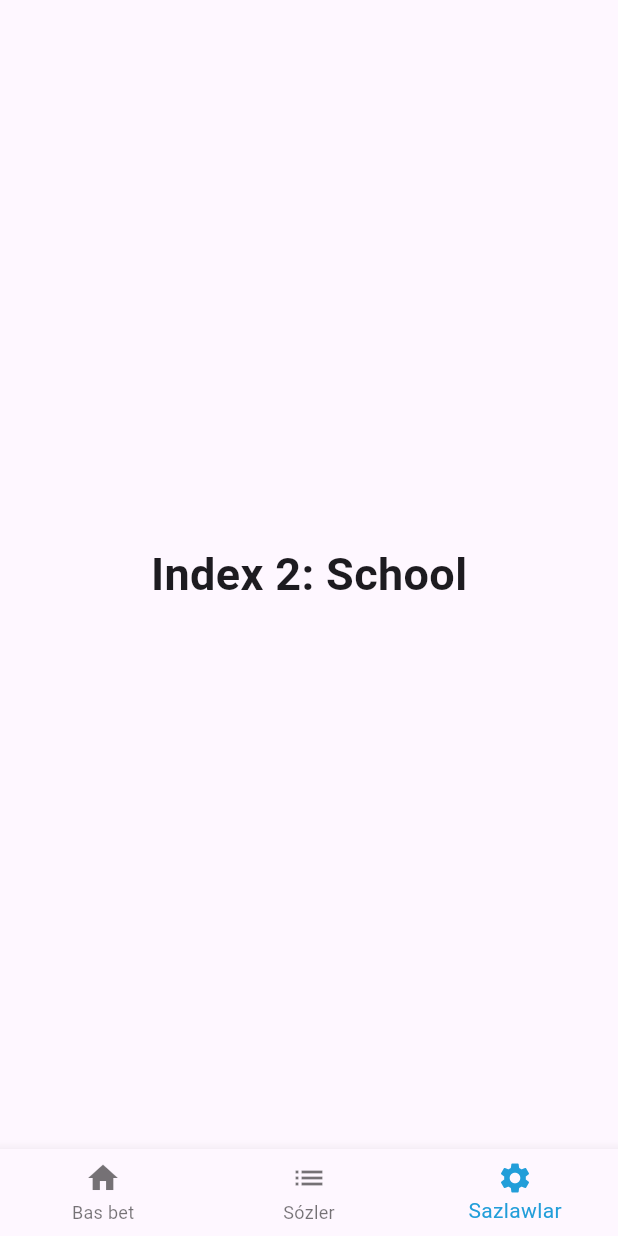
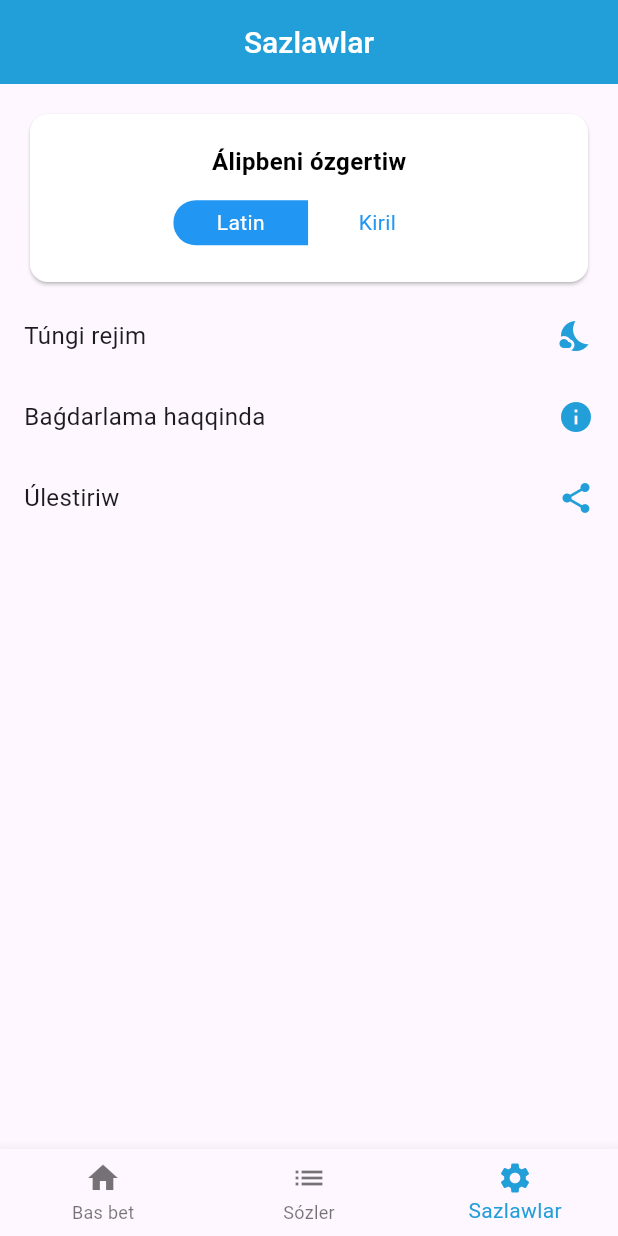
Before and after one commit to atabekkr/tusindirme_sozlik_flutter, a Flutter app: the screen it shows after launch, item 3 of the bottom bar chosen, on a phone screen of 412 x 824 dp. Run offline on Flutter 3.47's test engine with Material 3 defaults, Android fonts, the phone set to English and light mode, and no system bars; our stand-ins replace bloc, flutter_bloc; network calls fail.

Commit message:
settings screen done

```diff
--- /dev/null
+++ b/devtools_options.yaml
@@ -0,0 +1 @@
+extensions:
--- /dev/null
+++ b/lib/home/presentation/settings/settings_screen.dart
@@ -0,0 +1,61 @@
+import 'package:flutter/material.dart';
+import 'package:tusindirme_sozlik_flutter/design/colors/colors.dart';
+import 'package:tusindirme_sozlik_flutter/home/presentation/settings/widgets/change_font_card.dart';
+
+class SettingsScreen extends StatelessWidget {
+  const SettingsScreen({super.key});
+
+  @override
+  Widget build(BuildContext context) {
+    return Scaffold(
+      appBar: AppBar(
+        centerTitle: true,
+        backgroundColor: primaryColor,
+        title: const Text("Sazlawlar",
+            style: TextStyle(
+                color: Colors.white,
+                fontWeight: FontWeight.w500,
+                fontSize: 20))
+        ),
+      body: Container(
+        padding: const EdgeInsets.all(16),
+        child: const Column(
+          crossAxisAlignment: CrossAxisAlignment.start,
+          children: [
+            ChangeFontCard(),
+            SizedBox(height: 20),
+            Row(
+              mainAxisAlignment: MainAxisAlignment.spaceBetween,
+              children: [
+                Text("Túngi rejim",
+                    style:
+                        TextStyle(fontSize: 16, fontWeight: FontWeight.w400)),
+                Icon(Icons.nights_stay, color: primaryColor)
+              ],
+            ),
+            SizedBox(height: 30),
+            Row(
+              mainAxisAlignment: MainAxisAlignment.spaceBetween,
+              children: [
+                Text("Baǵdarlama haqqinda",
+                    style:
+                        TextStyle(fontSize: 16, fontWeight: FontWeight.w400)),
+                Icon(Icons.info, color: primaryColor)
+              ],
+            ),
+            SizedBox(height: 30),
+            Row(
+              mainAxisAlignment: MainAxisAlignment.spaceBetween,
+              children: [
+                Text("Úlestiriw",
+                    style:
+                        TextStyle(fontSize: 16, fontWeight: FontWeight.w400)),
+                Icon(Icons.share, color: primaryColor)
+              ],
+            )
+          ],
+        ),
+      ),
+    );
+  }
+}
--- /dev/null
+++ b/lib/home/presentation/settings/widgets/change_font_card.dart
@@ -0,0 +1,95 @@
+import 'package:flutter/material.dart';
+
+class ChangeFontCard extends StatefulWidget {
+  const ChangeFontCard({super.key});
+
+  @override
+  State<ChangeFontCard> createState() => _ChangeFontCardState();
+}
+
+class _ChangeFontCardState extends State<ChangeFontCard> {
+  @override
+  Widget build(BuildContext context) {
+    return SizedBox(
+      height: 120,
+      width: double.infinity,
+      child: Card(
+        color: Colors.white,
+        clipBehavior: Clip.hardEdge,
+        child: Container(
+          padding: const EdgeInsets.all(20),
+          child: Column(
+            children: [
+              const Text("Álipbeni ózgertiw",
+                  style: TextStyle(
+                      color: Colors.black,
+                      fontSize: 16,
+                      fontWeight: FontWeight.bold)),
+              const SizedBox(height: 10),
+              selectFont()
+            ]
+          )
+        ),
+      ),
+    );
+  }
+
+  final List<bool> _isSelected = [false, true];
+
+  Widget selectFont() {
+    return Expanded(
+      child: Container(
+        decoration: BoxDecoration(
+            border: Border.all(color: Colors.white),
+            borderRadius: BorderRadius.circular(30)),
+        width: 185,
+        height: 30,
+        child: ToggleButtons(
+            borderColor: Colors.transparent,
+            selectedBorderColor: Colors.transparent,
+            isSelected: _isSelected,
+            fillColor: Colors.transparent,
+            highlightColor: Colors.transparent,
+            children: [
+              Container(
+                  decoration: BoxDecoration(
+                      borderRadius: const BorderRadius.only(
+                          topLeft: Radius.circular(30),
+                          bottomLeft: Radius.circular(30)),
+                      color: _isSelected[0] ? Colors.white : Colors.blue),
+                  width: 90,
+                  height: 30,
+                  alignment: Alignment.center,
+                  child: Text("Latin",
+                      style: TextStyle(
+                          color:
+                              _isSelected[0] ? Colors.blue : Colors.white))),
+              Container(
+                  decoration: BoxDecoration(
+                      borderRadius: const BorderRadius.only(
+                          topRight: Radius.circular(30),
+                          bottomRight: Radius.circular(30)),
+                      color: _isSelected[1] ? Colors.white : Colors.blue),
+                  width: 90,
+                  height: 30,
+                  alignment: Alignment.center,
+                  child: Text("Kiril",
+                      style: TextStyle(
+                          color:
+                              _isSelected[1] ? Colors.blue : Colors.white)))
+            ],
+            onPressed: (index) {
+              setState(() {
+                if (index == 0) {
+                  _isSelected[0] = true;
+                  _isSelected[1] = false;
+                } else {
+                  _isSelected[1] = true;
+                  _isSelected[0] = false;
+                }
+              });
+            }),
+      ),
+    );
+  }
+}
--- a/lib/main.dart
+++ b/lib/main.dart
@@ -3,6 +3,7 @@ import 'package:flutter_bloc/flutter_bloc.dart';
 import 'package:tusindirme_sozlik_flutter/design/colors/colors.dart';
 import 'package:tusindirme_sozlik_flutter/home/presentation/allwords/all_words_screen.dart';
 import 'package:tusindirme_sozlik_flutter/home/presentation/home/home_screen.dart';
+import 'package:tusindirme_sozlik_flutter/home/presentation/settings/settings_screen.dart';
 
 import 'home/presentation/home/bloc/home_bloc.dart';
 import 'home/presentation/home/repository/home_repository.dart';
@@ -44,10 +45,7 @@ class _BottomNavigationBarExampleState
   static const List<Widget> _widgetOptions = <Widget>[
     HomeScreen(),
     AllWordsScreen(),
-    Text(
-      'Index 2: School',
-      style: optionStyle,
-    ),
+    SettingsScreen()
   ];
 
   void _onItemTapped(int index) {
```
